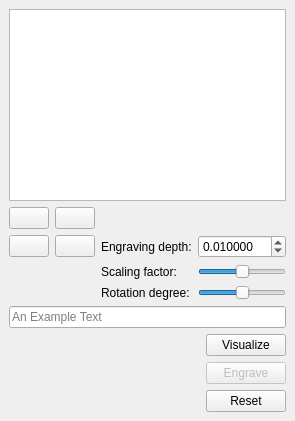
Old version of the form Polyhedron/demo/Polyhedron/Plugins/PMP/Engrave_dock_widget.ui in the repository CGAL/cgal.
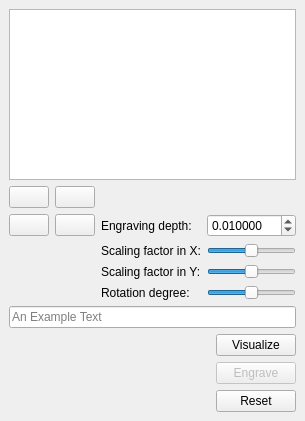
New version of the form. Icons and pictures are not drawn.

Commit message: Split Scaling in X and Y to get better customization with longer texts.

```diff
--- a/Polyhedron/demo/Polyhedron/Plugins/PMP/Engrave_dock_widget.ui
+++ b/Polyhedron/demo/Polyhedron/Plugins/PMP/Engrave_dock_widget.ui
@@ -6,7 +6,7 @@
    <rect>
     <x>0</x>
     <y>0</y>
-    <width>295</width>
+    <width>305</width>
     <height>421</height>
    </rect>
   </property>
@@ -69,37 +69,6 @@
     </item>
     <item row="1" column="0">
      <layout class="QGridLayout" name="gridLayout_2" columnstretch="0,0,0,0">
-      <item row="2" column="2">
-       <widget class="QLabel" name="label_2">
-        <property name="text">
-         <string>Scaling factor:</string>
-        </property>
-       </widget>
-      </item>
-      <item row="0" column="3">
-       <spacer name="horizontalSpacer_2">
-        <property name="orientation">
-         <enum>Qt::Horizontal</enum>
-        </property>
-        <property name="sizeHint" stdset="0">
-         <size>
-          <width>40</width>
-          <height>20</height>
-         </size>
-        </property>
-       </spacer>
-      </item>
-      <item row="0" column="0">
-       <widget class="QPushButton" name="t_left_pushButton">
-        <property name="text">
-         <string/>
-        </property>
-        <property name="icon">
-         <iconset resource="../../Polyhedron_3.qrc">
-          <normaloff>:/cgal/icons/resources/left_arrow.png</normaloff>:/cgal/icons/resources/left_arrow.png</iconset>
-        </property>
-       </widget>
-      </item>
       <item row="1" column="0">
        <widget class="QPushButton" name="t_up_pushButton">
         <property name="text">
@@ -111,56 +80,6 @@
         </property>
        </widget>
       </item>
-      <item row="2" column="3">
-       <widget class="QSlider" name="scal_slider">
-        <property name="maximum">
-         <number>2000</number>
-        </property>
-        <property name="singleStep">
-         <number>1</number>
-        </property>
-        <property name="value">
-         <number>1000</number>
-        </property>
-        <property name="sliderPosition">
-         <number>1000</number>
-        </property>
-        <property name="orientation">
-         <enum>Qt::Horizontal</enum>
-        </property>
-       </widget>
-      </item>
-      <item row="0" column="1">
-       <widget class="QPushButton" name="t_right_pushButton">
-        <property name="text">
-         <string/>
-        </property>
-        <property name="icon">
-         <iconset resource="../../Polyhedron_3.qrc">
-          <normaloff>:/cgal/icons/resources/right_arrow.png</normaloff>:/cgal/icons/resources/right_arrow.png</iconset>
-        </property>
-       </widget>
-      </item>
-      <item row="3" column="3">
-       <widget class="QSlider" name="rot_slider">
-        <property name="minimum">
-         <number>-179</number>
-        </property>
-        <property name="maximum">
-         <number>179</number>
-        </property>
-        <property name="orientation">
-         <enum>Qt::Horizontal</enum>
-        </property>
-       </widget>
-      </item>
-      <item row="3" column="2">
-       <widget class="QLabel" name="label">
-        <property name="text">
-         <string>Rotation degree:</string>
-        </property>
-       </widget>
-      </item>
       <item row="1" column="2">
        <widget class="QLabel" name="label_3">
         <property name="text">
@@ -168,6 +87,62 @@
         </property>
        </widget>
       </item>
+      <item row="4" column="3">
+       <widget class="QSlider" name="rot_slider">
+        <property name="minimum">
+         <number>-179</number>
+        </property>
+        <property name="maximum">
+         <number>179</number>
+        </property>
+        <property name="orientation">
+         <enum>Qt::Horizontal</enum>
+        </property>
+       </widget>
+      </item>
+      <item row="0" column="1">
+       <widget class="QPushButton" name="t_right_pushButton">
+        <property name="text">
+         <string/>
+        </property>
+        <property name="icon">
+         <iconset resource="../../Polyhedron_3.qrc">
+          <normaloff>:/cgal/icons/resources/right_arrow.png</normaloff>:/cgal/icons/resources/right_arrow.png</iconset>
+        </property>
+       </widget>
+      </item>
+      <item row="0" column="3">
+       <spacer name="horizontalSpacer_2">
+        <property name="orientation">
+         <enum>Qt::Horizontal</enum>
+        </property>
+        <property name="sizeHint" stdset="0">
+         <size>
+          <width>40</width>
+          <height>20</height>
+         </size>
+        </property>
+       </spacer>
+      </item>
+      <item row="2" column="3">
+       <widget class="QSlider" name="scalX_slider">
+        <property name="maximum">
+         <number>2000</number>
+        </property>
+        <property name="singleStep">
+         <number>1</number>
+        </property>
+        <property name="value">
+         <number>1000</number>
+        </property>
+        <property name="sliderPosition">
+         <number>1000</number>
+        </property>
+        <property name="orientation">
+         <enum>Qt::Horizontal</enum>
+        </property>
+       </widget>
+      </item>
       <item row="1" column="1">
        <widget class="QPushButton" name="t_down_pushButton">
         <property name="text">
@@ -179,6 +154,31 @@
         </property>
        </widget>
       </item>
+      <item row="2" column="2">
+       <widget class="QLabel" name="label_2">
+        <property name="text">
+         <string>Scaling factor in X:</string>
+        </property>
+       </widget>
+      </item>
+      <item row="0" column="0">
+       <widget class="QPushButton" name="t_left_pushButton">
+        <property name="text">
+         <string/>
+        </property>
+        <property name="icon">
+         <iconset resource="../../Polyhedron_3.qrc">
+          <normaloff>:/cgal/icons/resources/left_arrow.png</normaloff>:/cgal/icons/resources/left_arrow.png</iconset>
+        </property>
+       </widget>
+      </item>
+      <item row="4" column="2">
+       <widget class="QLabel" name="label">
+        <property name="text">
+         <string>Rotation degree:</string>
+        </property>
+       </widget>
+      </item>
       <item row="1" column="3">
        <widget class="QDoubleSpinBox" name="depth_spinBox">
         <property name="decimals">
@@ -195,6 +195,29 @@
         </property>
        </widget>
       </item>
+      <item row="3" column="3">
+       <widget class="QSlider" name="scalY_slider">
+        <property name="maximum">
+         <number>2000</number>
+        </property>
+        <property name="pageStep">
+         <number>10</number>
+        </property>
+        <property name="value">
+         <number>1000</number>
+        </property>
+        <property name="orientation">
+         <enum>Qt::Horizontal</enum>
+        </property>
+       </widget>
+      </item>
+      <item row="3" column="2">
+       <widget class="QLabel" name="label_4">
+        <property name="text">
+         <string>Scaling factor in Y:</string>
+        </property>
+       </widget>
+      </item>
      </layout>
     </item>
     <item row="0" column="0">
```
The commit also changes 1 other file.
